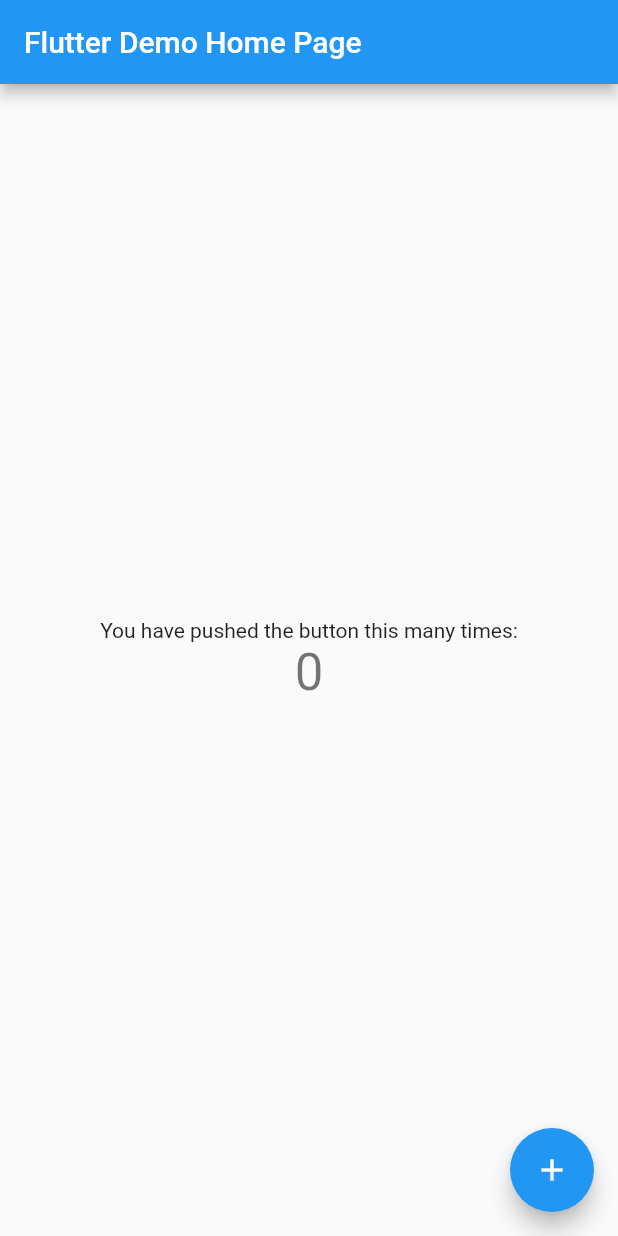
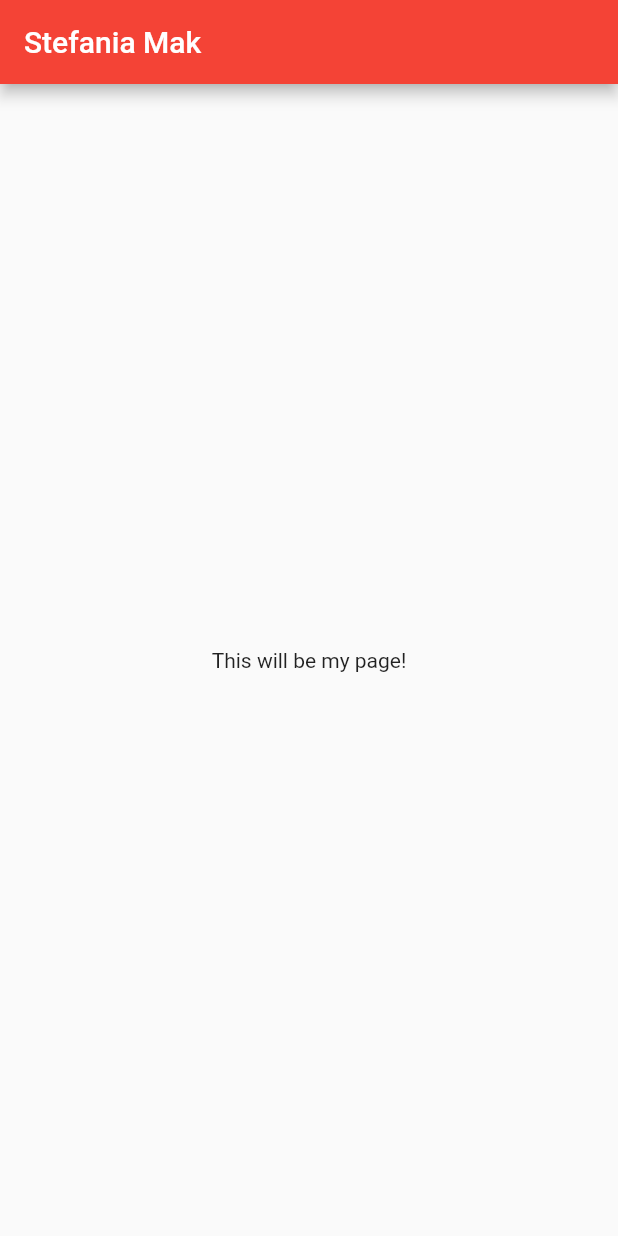
Before and after one commit to stefaniamak/stefaniamak, a Flutter app: the screen it shows after launch, on a phone screen of 412 x 824 dp. Run offline on Flutter 3.47's test engine with Material 2 defaults, Android fonts, the phone set to English and light mode, and no system bars.

Commit message:
deleted most of the unused code

```diff
--- a/lib/main.dart
+++ b/lib/main.dart
@@ -11,38 +11,16 @@
     return MaterialApp(
       title: 'Flutter Demo',
       theme: ThemeData(
-        // This is the theme of your application.
-        //
-        // Try running your application with "flutter run". You'll see the
-        // application has a blue toolbar. Then, without quitting the app, try
-        // changing the primarySwatch below to Colors.green and then invoke
-        // "hot reload" (press "r" in the console where you ran "flutter run",
-        // or simply save your changes to "hot reload" in a Flutter IDE).
-        // Notice that the counter didn't reset back to zero; the application
-        // is not restarted.
-        primarySwatch: Colors.blue,
-        // This makes the visual density adapt to the platform that you run
-        // the app on. For desktop platforms, the controls will be smaller and
-        // closer together (more dense) than on mobile platforms.
+        primarySwatch: Colors.red,
         visualDensity: VisualDensity.adaptivePlatformDensity,
       ),
-      home: MyHomePage(title: 'Flutter Demo Home Page'),
+      home: MyHomePage(title: 'Stefania Mak'),
     );
   }
 }
 
 class MyHomePage extends StatefulWidget {
   MyHomePage({Key key, this.title}) : super(key: key);
-
-  // This widget is the home page of your application. It is stateful, meaning
-  // that it has a State object (defined below) that contains fields that affect
-  // how it looks.
-
-  // This class is the configuration for the state. It holds the values (in this
-  // case the title) provided by the parent (in this case the App widget) and
-  // used by the build method of the State. Fields in a Widget subclass are
-  // always marked "final".
-
   final String title;
 
   @override
@@ -50,68 +28,22 @@
 }
 
 class _MyHomePageState extends State<MyHomePage> {
-  int _counter = 0;
-
-  void _incrementCounter() {
-    setState(() {
-      // This call to setState tells the Flutter framework that something has
-      // changed in this State, which causes it to rerun the build method below
-      // so that the display can reflect the updated values. If we changed
-      // _counter without calling setState(), then the build method would not be
-      // called again, and so nothing would appear to happen.
-      _counter++;
-    });
-  }
-
   @override
   Widget build(BuildContext context) {
-    // This method is rerun every time setState is called, for instance as done
-    // by the _incrementCounter method above.
-    //
-    // The Flutter framework has been optimized to make rerunning build methods
-    // fast, so that you can just rebuild anything that needs updating rather
-    // than having to individually change instances of widgets.
     return Scaffold(
       appBar: AppBar(
-        // Here we take the value from the MyHomePage object that was created by
-        // the App.build method, and use it to set our appbar title.
         title: Text(widget.title),
       ),
       body: Center(
-        // Center is a layout widget. It takes a single child and positions it
-        // in the middle of the parent.
         child: Column(
-          // Column is also a layout widget. It takes a list of children and
-          // arranges them vertically. By default, it sizes itself to fit its
-          // children horizontally, and tries to be as tall as its parent.
-          //
-          // Invoke "debug painting" (press "p" in the console, choose the
-          // "Toggle Debug Paint" action from the Flutter Inspector in Android
-          // Studio, or the "Toggle Debug Paint" command in Visual Studio Code)
-          // to see the wireframe for each widget.
-          //
-          // Column has various properties to control how it sizes itself and
-          // how it positions its children. Here we use mainAxisAlignment to
-          // center the children vertically; the main axis here is the vertical
-          // axis because Columns are vertical (the cross axis would be
-          // horizontal).
           mainAxisAlignment: MainAxisAlignment.center,
           children: <Widget>[
             Text(
-              'You have pushed the button this many times:',
-            ),
-            Text(
-              '$_counter',
-              style: Theme.of(context).textTheme.headline4,
+              'This will be my page!',
             ),
           ],
         ),
       ),
-      floatingActionButton: FloatingActionButton(
-        onPressed: _incrementCounter,
-        tooltip: 'Increment',
-        child: Icon(Icons.add),
-      ), // This trailing comma makes auto-formatting nicer for build methods.
     );
   }
 }
```
